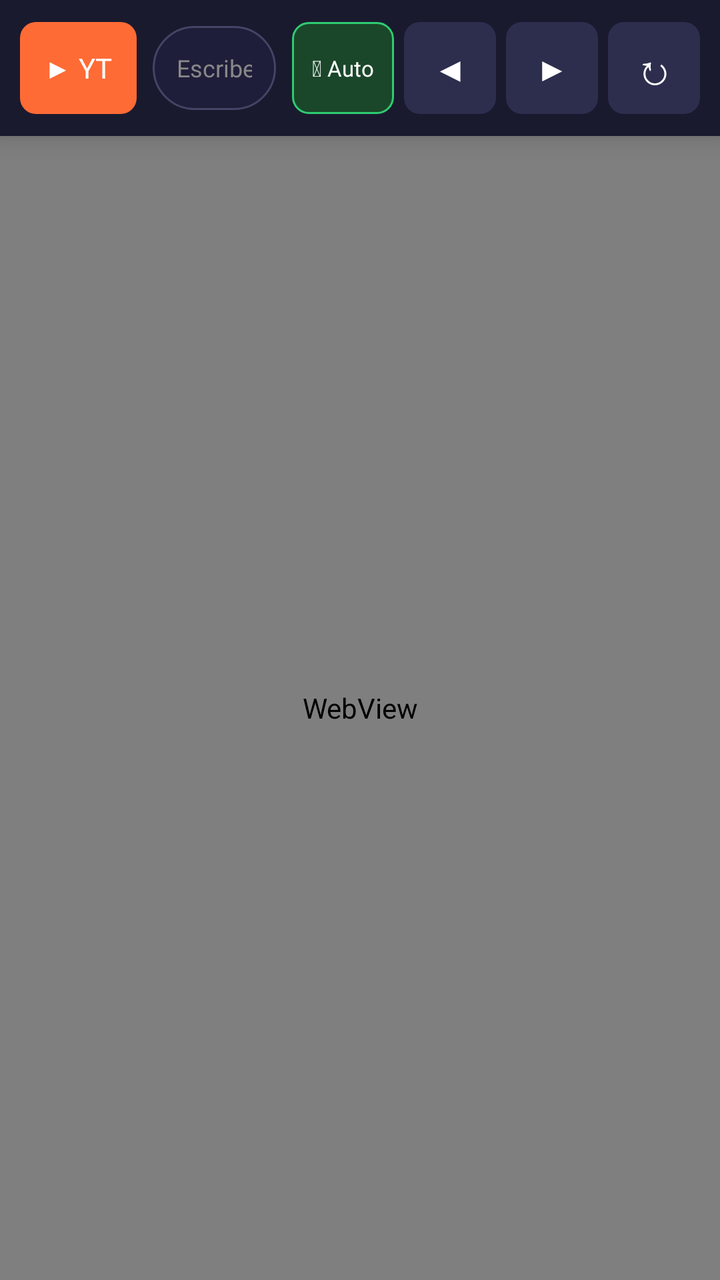
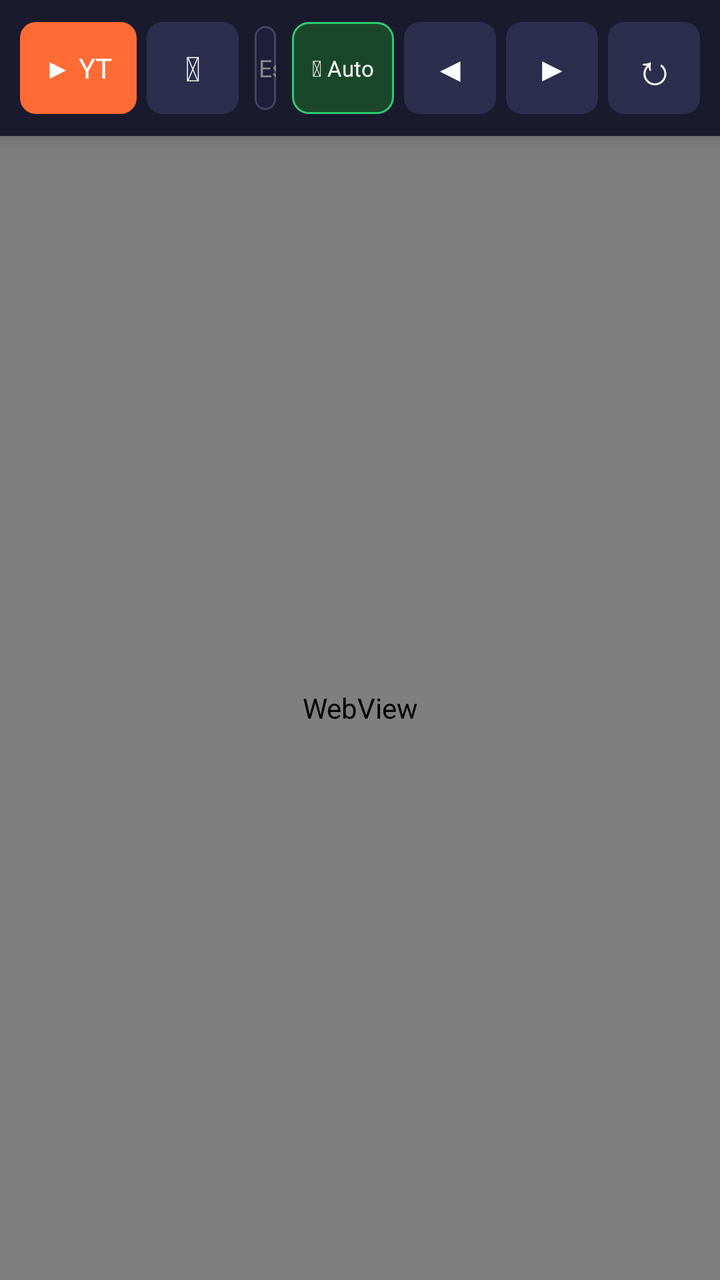

The first picture is an Android layout as it rendered before a commit; the second is the same layout after the commit. The layout source and the unified diff follow.
<!-- AndroidManifest.xml: application theme AppTheme -->
<!-- res/layout/activity_main.xml -->
<?xml version="1.0" encoding="utf-8"?>
<RelativeLayout xmlns:android="http://schemas.android.com/apk/res/android"
    android:layout_width="match_parent"
    android:layout_height="match_parent"
    android:background="#0D0D0D">

    <LinearLayout
        android:id="@+id/navBar"
        android:layout_width="match_parent"
        android:layout_height="68dp"
        android:background="#1A1A2E"
        android:orientation="horizontal"
        android:gravity="center_vertical"
        android:paddingStart="10dp"
        android:paddingEnd="10dp"
        android:elevation="8dp">

        
        <Button
            android:id="@+id/btnYoutube"
            android:layout_width="wrap_content"
            android:layout_height="46dp"
            android:text="&#9654; YT"
            android:textColor="#FFFFFF"
            android:textSize="14sp"
            android:background="@drawable/btn_primary"
            android:paddingStart="12dp"
            android:paddingEnd="12dp"
            android:focusable="true" />

        
        <EditText
            android:id="@+id/urlBar"
            android:layout_width="0dp"
            android:layout_height="42dp"
            android:layout_weight="1"
            android:layout_marginStart="8dp"
            android:layout_marginEnd="8dp"
            android:background="@drawable/url_bar_bg"
            android:textColor="#FFFFFF"
            android:textColorHint="#888888"
            android:hint="Escribe una URL..."
            android:textSize="12sp"
            android:paddingStart="12dp"
            android:paddingEnd="12dp"
            android:singleLine="true"
            android:imeOptions="actionGo"
            android:inputType="textUri"
            android:focusable="true" />

        
        <Button
            android:id="@+id/btnVpn"
            android:layout_width="wrap_content"
            android:layout_height="46dp"
            android:text="&#127758; Auto"
            android:textColor="#FFFFFF"
            android:textSize="11sp"
            android:background="@drawable/btn_vpn"
            android:paddingStart="10dp"
            android:paddingEnd="10dp"
            android:focusable="true" />

        
        <Button
            android:id="@+id/btnBack"
            android:layout_width="46dp"
            android:layout_height="46dp"
            android:text="&#9664;"
            android:textColor="#FFFFFF"
            android:textSize="17sp"
            android:background="@drawable/btn_nav"
            android:layout_marginStart="5dp"
            android:focusable="true" />

        
        <Button
            android:id="@+id/btnForward"
            android:layout_width="46dp"
            android:layout_height="46dp"
            android:text="&#9654;"
            android:textColor="#FFFFFF"
            android:textSize="17sp"
            android:background="@drawable/btn_nav"
            android:layout_marginStart="5dp"
            android:focusable="true" />

        
        <Button
            android:id="@+id/btnRefresh"
            android:layout_width="46dp"
            android:layout_height="46dp"
            android:text="&#8635;"
            android:textColor="#FFFFFF"
            android:textSize="21sp"
            android:background="@drawable/btn_nav"
            android:layout_marginStart="5dp"
            android:focusable="true" />

    </LinearLayout>

    <ProgressBar
        android:id="@+id/progressBar"
        style="?android:attr/progressBarStyleHorizontal"
        android:layout_width="match_parent"
        android:layout_height="3dp"
        android:layout_below="@id/navBar"
        android:progressTint="#FF6B35"
        android:visibility="gone" />

    <WebView
        android:id="@+id/webView"
        android:layout_width="match_parent"
        android:layout_height="match_parent"
        android:layout_below="@id/navBar"
        android:focusable="true"
        android:focusableInTouchMode="true" />

    <TextView
        android:id="@+id/statusText"
        android:layout_width="wrap_content"
        android:layout_height="wrap_content"
        android:layout_alignParentBottom="true"
        android:layout_alignParentEnd="true"
        android:text=""
        android:textColor="#44FFFFFF"
        android:textSize="10sp"
        android:padding="4dp"
        android:visibility="gone" />

    <LinearLayout
        android:id="@+id/fullscreenContainer"
        android:layout_width="match_parent"
        android:layout_height="match_parent"
        android:background="#000000"
        android:orientation="vertical"
        android:visibility="gone" />

</RelativeLayout>
<!-- resources referenced by this layout -->
<resources>
  <!-- drawable btn_nav (drawable) -->
  <?xml version="1.0" encoding="utf-8"?>
  <selector xmlns:android="http://schemas.android.com/apk/res/android">
      <item android:state_focused="true">
          <shape android:shape="rectangle">
              <solid android:color="#2D2D4E" />
              <corners android:radius="8dp" />
              <stroke android:width="2dp" android:color="#FF6B35" />
          </shape>
      </item>
      <item android:state_pressed="true">
          <shape android:shape="rectangle">
              <solid android:color="#FF6B35" />
              <corners android:radius="8dp" />
          </shape>
      </item>
      <item>
          <shape android:shape="rectangle">
              <solid android:color="#2D2D4E" />
              <corners android:radius="8dp" />
          </shape>
      </item>
  </selector>
  <!-- drawable btn_primary (drawable) -->
  <?xml version="1.0" encoding="utf-8"?>
  <selector xmlns:android="http://schemas.android.com/apk/res/android">
      <item android:state_focused="true">
          <shape android:shape="rectangle">
              <solid android:color="#FF6B35" />
              <corners android:radius="8dp" />
              <stroke android:width="3dp" android:color="#FFFFFF" />
          </shape>
      </item>
      <item android:state_pressed="true">
          <shape android:shape="rectangle">
              <solid android:color="#E5521A" />
              <corners android:radius="8dp" />
          </shape>
      </item>
      <item>
          <shape android:shape="rectangle">
              <solid android:color="#FF6B35" />
              <corners android:radius="8dp" />
          </shape>
      </item>
  </selector>
  <!-- drawable btn_vpn (drawable) -->
  <?xml version="1.0" encoding="utf-8"?>
  <selector xmlns:android="http://schemas.android.com/apk/res/android">
      <item android:state_focused="true">
          <shape android:shape="rectangle">
              <solid android:color="#1A472A" />
              <corners android:radius="8dp" />
              <stroke android:width="2dp" android:color="#2ECC71" />
          </shape>
      </item>
      <item android:state_pressed="true">
          <shape android:shape="rectangle">
              <solid android:color="#2ECC71" />
              <corners android:radius="8dp" />
          </shape>
      </item>
      <item>
          <shape android:shape="rectangle">
              <solid android:color="#1A472A" />
              <corners android:radius="8dp" />
              <stroke android:width="1dp" android:color="#2ECC71" />
          </shape>
      </item>
  </selector>
  <!-- drawable url_bar_bg (drawable) -->
  <?xml version="1.0" encoding="utf-8"?>
  <selector xmlns:android="http://schemas.android.com/apk/res/android">
      <item android:state_focused="true">
          <shape android:shape="rectangle">
              <solid android:color="#2D2D4E" />
              <corners android:radius="22dp" />
              <stroke android:width="2dp" android:color="#FF6B35" />
          </shape>
      </item>
      <item>
          <shape android:shape="rectangle">
              <solid android:color="#1E1E3A" />
              <corners android:radius="22dp" />
              <stroke android:width="1dp" android:color="#444466" />
          </shape>
      </item>
  </selector>
  <style name="AppTheme" parent="android:Theme.NoTitleBar.Fullscreen">
          <item name="android:windowBackground">@android:color/black</item>
          <item name="android:colorBackground">@android:color/black</item>
          <item name="android:windowFullscreen">true</item>
          <item name="android:windowContentOverlay">@null</item>
      </style>
</resources>

<!-- the commit's change to res/layout/activity_main.xml (unified diff, before → after) -->
@@ -26,7 +26,22 @@
             android:background="@drawable/btn_primary"
             android:paddingStart="12dp"
             android:paddingEnd="12dp"
-            android:focusable="true" />
+            android:focusable="true"
+            android:nextFocusRight="@id/btnSearch" />
+
+        
+        <Button
+            android:id="@+id/btnSearch"
+            android:layout_width="46dp"
+            android:layout_height="46dp"
+            android:text="&#128269;"
+            android:textColor="#FFFFFF"
+            android:textSize="17sp"
+            android:background="@drawable/btn_nav"
+            android:layout_marginStart="5dp"
+            android:focusable="true"
+            android:nextFocusLeft="@id/btnYoutube"
+            android:nextFocusRight="@id/urlBar" />
 
         
         <EditText
@@ -46,7 +61,9 @@
             android:singleLine="true"
             android:imeOptions="actionGo"
             android:inputType="textUri"
-            android:focusable="true" />
+            android:focusable="true"
+            android:nextFocusLeft="@id/btnSearch"
+            android:nextFocusRight="@id/btnVpn" />
 
         
         <Button
@@ -59,7 +76,9 @@
             android:background="@drawable/btn_vpn"
             android:paddingStart="10dp"
             android:paddingEnd="10dp"
-            android:focusable="true" />
+            android:focusable="true"
+            android:nextFocusLeft="@id/urlBar"
+            android:nextFocusRight="@id/btnBack" />
 
         
         <Button
@@ -71,7 +90,9 @@
             android:textSize="17sp"
             android:background="@drawable/btn_nav"
             android:layout_marginStart="5dp"
-            android:focusable="true" />
+            android:focusable="true"
+            android:nextFocusLeft="@id/btnVpn"
+            android:nextFocusRight="@id/btnForward" />
 
         
         <Button
@@ -83,7 +104,9 @@
             android:textSize="17sp"
             android:background="@drawable/btn_nav"
             android:layout_marginStart="5dp"
-            android:focusable="true" />
+            android:focusable="true"
+            android:nextFocusLeft="@id/btnBack"
+            android:nextFocusRight="@id/btnRefresh" />
 
         
         <Button
@@ -95,7 +118,9 @@
             android:textSize="21sp"
             android:background="@drawable/btn_nav"
             android:layout_marginStart="5dp"
-            android:focusable="true" />
+            android:focusable="true"
+            android:nextFocusLeft="@id/btnForward"
+            android:nextFocusDown="@id/webView" />
 
     </LinearLayout>
 
